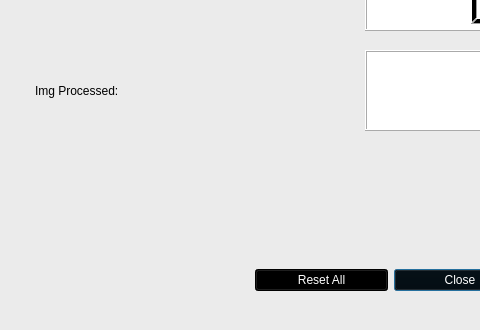
Above: utils/annInferenceApp/perf_graph.ui from GPUOpen-ProfessionalCompute-Libraries/amdovx-modules before the change; both pictures show x 105 to 585 and y 470 to 800 of the 1000 by 800 pixel window. Below: the same form after it.
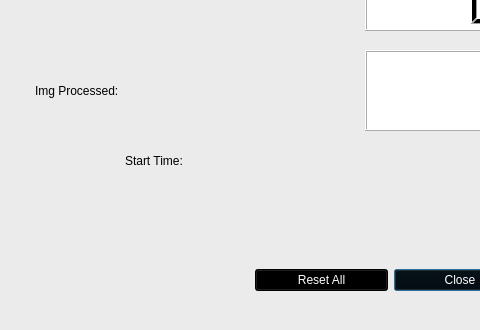
That is the form after the change. Icons and pictures are not drawn.

Commit message: Performance Window - Added Start Time

```diff
--- a/utils/annInferenceApp/perf_graph.ui
+++ b/utils/annInferenceApp/perf_graph.ui
@@ -291,6 +291,40 @@
     <number>1</number>
    </property>
   </widget>
+  <widget class="QLabel" name="startName_label">
+   <property name="geometry">
+    <rect>
+     <x>230</x>
+     <y>600</y>
+     <width>231</width>
+     <height>61</height>
+    </rect>
+   </property>
+   <property name="styleSheet">
+    <string notr="true">color: rgb(0, 0, 0);
+font: 75 36pt &quot;Ubuntu&quot;;</string>
+   </property>
+   <property name="text">
+    <string>Start Time:</string>
+   </property>
+  </widget>
+  <widget class="QLabel" name="StartTime_label">
+   <property name="geometry">
+    <rect>
+     <x>470</x>
+     <y>610</y>
+     <width>511</width>
+     <height>51</height>
+    </rect>
+   </property>
+   <property name="styleSheet">
+    <string notr="true">color: rgb(170, 0, 0);
+font: 75 28pt &quot;Ubuntu&quot;;</string>
+   </property>
+   <property name="text">
+    <string/>
+   </property>
+  </widget>
  </widget>
  <resources>
   <include location="resources.qrc"/>
```
The commit also changes 4 other files.
